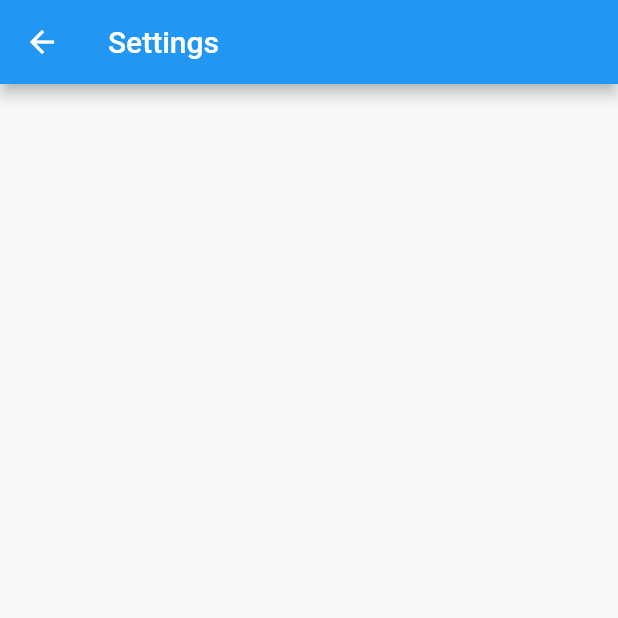
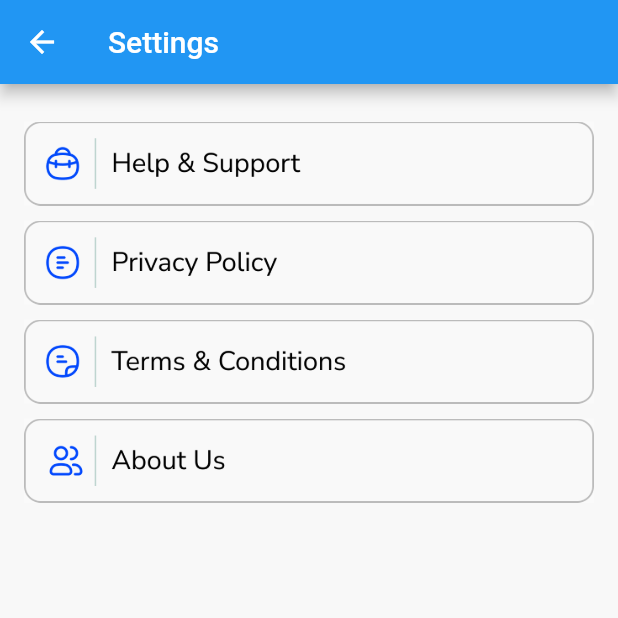
Before and after one commit to hasira09/auto_mob_v1, a Flutter app: the SettingsPage screen opened directly, on a phone screen of 412 x 824 dp, the top half of it. Run offline on Flutter 3.47's test engine with Material 2 defaults, Android fonts, the phone set to English and light mode, and no system bars; our stand-ins replace cloud_firestore, firebase_auth, firebase_core, firebase_storage, flutter_icons, flutter_svg and 3 more; accounts and stored records are empty.

Commit message:
Settings Page
It has Privacy Policy, Help and Support, Terms and Condition and About pages as image buttons.

```diff
--- a/lib/Main Pages/Attendance/add.dart
+++ b/lib/Main Pages/Attendance/add.dart
@@ -14,7 +14,7 @@ class _addState extends State<add> {
   TextEditingController date = TextEditingController();
   TextEditingController time = TextEditingController();
 
-  CollectionReference ref = FirebaseFirestore.instance.collection('users');
+  CollectionReference ref = FirebaseFirestore.instance.collection('attendance');
 
   @override
   Widget build(BuildContext context) {
--- a/lib/Main Pages/Attendance/main_attendance_page.dart
+++ b/lib/Main Pages/Attendance/main_attendance_page.dart
@@ -54,6 +54,8 @@ class _HomeState extends State<Home> {
               ),
             ),
           ),
+
+
           Center(
             child: Container(
               margin: EdgeInsets.all(20),
--- a/lib/Main Pages/Attendance/mainpage.dart
+++ b/lib/Main Pages/Attendance/mainpage.dart
@@ -21,7 +21,7 @@ class _mainpageState extends State<mainpage> {
           children: [
             //const Text("\nProducts"),
             StreamBuilder<QuerySnapshot>(
-              stream: FirebaseFirestore.instance.collection("users").snapshots(),
+              stream: FirebaseFirestore.instance.collection("attendance").snapshots(),
               builder: (BuildContext context, AsyncSnapshot<QuerySnapshot> snapshot) {
                 if(snapshot.hasData) {
                   final snap = snapshot.data!.docs;
@@ -79,9 +79,7 @@ class _mainpageState extends State<mainpage> {
                               child: Text(
                                 snap[index]['bus route'],
                                 style: TextStyle(
-                                 color: Colors.black,
-                                  //fontWeight: FontWeight.bold,
-                                ),
+                                 color: Colors.black,),
                               ),
                             ),
                             Container(
--- a/lib/Main Pages/Payment.dart
+++ b/lib/Main Pages/Payment.dart
@@ -188,6 +188,9 @@ class _paymentState extends State<payment> {
                 builder: (BuildContext context, AsyncSnapshot<QuerySnapshot> snapshot) {
                   if(snapshot.hasData) {
                     final snap = snapshot.data!.docs;
+
+
+
                     return ListView.builder(
                       shrinkWrap: true,
                       primary: false,
--- a/lib/Main Pages/Settings Page/Settings.dart
+++ b/lib/Main Pages/Settings Page/Settings.dart
@@ -1,12 +1,93 @@
+import 'package:animations/animations.dart';
+import 'package:auto_mob_v1/Main%20Pages/Settings%20Page/AboutUs.dart';
+import 'package:auto_mob_v1/Main%20Pages/Settings%20Page/HelpandSupport.dart';
+import 'package:auto_mob_v1/Main%20Pages/Settings%20Page/PrivacyPolicy.dart';
+import 'package:auto_mob_v1/Main%20Pages/Settings%20Page/TermsandConditions.dart';
 import 'package:flutter/material.dart';
+import 'package:flutter/cupertino.dart';
+import 'package:flutter_icons/flutter_icons.dart';
 
-class SettingsPage extends StatelessWidget {
+class SettingsPage extends StatefulWidget {
   const SettingsPage({Key? key}) : super(key: key);
 
+  @override
+  State<SettingsPage> createState() => _SettingsPageState();
+}
+
+class _SettingsPageState extends State<SettingsPage> {
   @override
   Widget build(BuildContext context) {
     return Scaffold(
       appBar: AppBar(title: Text("Settings"),),
+      body: Center(
+        child: Column(
+          // add an elevation
+          children: [
+            SizedBox(
+              height: 25,
+            ),
+              Material(
+                child: InkWell(
+                  radius: 100,
+                  onTap: () {
+                    Navigator.push(
+                        context,
+                        MaterialPageRoute(
+                            builder: (context) => (help_support())));
+                  },
+                  child: Image.asset('assets/help_button.png', width: 380,),
+
+                ),
+              ),
+            SizedBox(
+              height: 10,
+            ),
+            Material(
+              child: InkWell(
+                radius: 100,
+                onTap: () {
+                  Navigator.push(
+                      context,
+                      MaterialPageRoute(
+                          builder: (context) => (privacy())));
+                },
+                child: Image.asset('assets/privacy_button.png', width: 380,),
+              ),
+            ),
+            SizedBox(
+              height: 10,
+            ),
+            Material(
+              child: InkWell(
+                radius: 100,
+                onTap: () {
+                  Navigator.push(
+                      context,
+                      MaterialPageRoute(
+                          builder: (context) => (termsandcondition())));
+                },
+                child: Image.asset('assets/terms_button.png', width: 380,),
+              ),
+            ),
+            SizedBox(
+              height: 10,
+            ),
+            Material(
+              child: InkWell(
+                radius: 100,
+                onTap: () {
+                  Navigator.push(
+                      context,
+                      MaterialPageRoute(
+                          builder: (context) => (aboutPage())));
+                },
+                child: Image.asset('assets/about_button.png', width: 380,),
+
+              ),
+            ),
+            ],
+          ),
+      ),
     );
   }
 }
--- a/lib/front_end/home_page.dart
+++ b/lib/front_end/home_page.dart
@@ -12,7 +12,7 @@ import '../Main Pages/Emergency.dart';
 import '../Main Pages/Location.dart';
 import '../Main Pages/Payment.dart';
 import '../Main Pages/Settings Page/Settings.dart';
-import '../Main Pages/View Profile.dart';
+import '../Main Pages/Profile/View Profile.dart';
 import '../Main Pages/Attendance/add.dart';
 
 class HomePage extends StatefulWidget {
```
Also changed, not shown: lib/Main Pages/Profile/View Profile.dart (added, +15 -0 lines), lib/Main Pages/Settings Page/AboutUs.dart (added, +16 -0 lines), lib/Main Pages/Settings Page/HelpandSupport.dart (added, +16 -0 lines), lib/Main Pages/Settings Page/PrivacyPolicy.dart (added, +14 -0 lines), lib/Main Pages/Settings Page/TermsandConditions.dart (added, +14 -0 lines), lib/Main Pages/View Profile.dart (deleted, +0 -12 lines), pubspec.yaml (+7 -0 lines), assets/about_button.png (added), assets/help_button.png (added), assets/privacy_button.png (added), assets/profile.png (added), assets/terms_button.png (added), lib/Main Pages/Profile/ProfileData.dart (added), lib/Main Pages/Profile/ProfileMain.dart (added), 1 more files.
